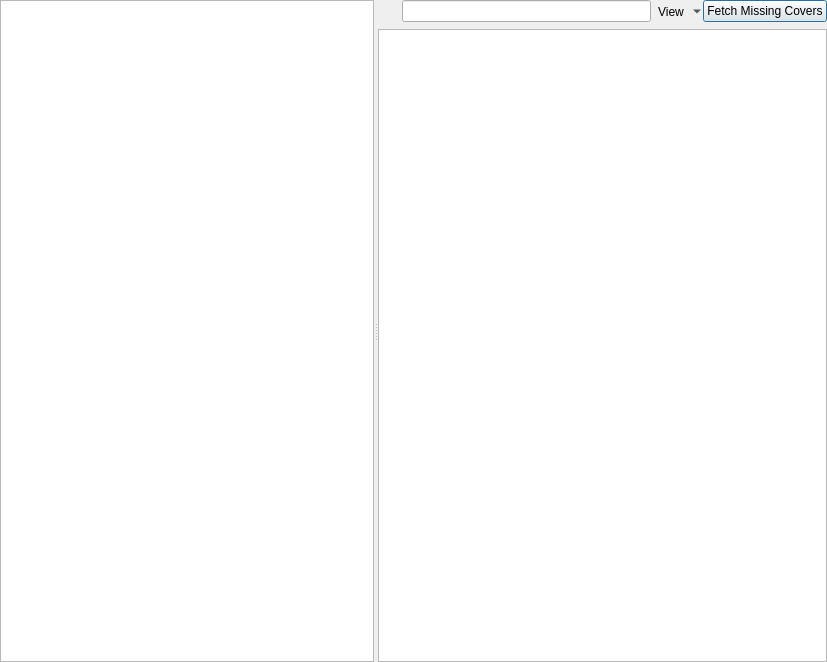
This is src/ui/albumcovermanager.ui in clementine-player/Clementine as Qt 5 draws it before an edit. The edited form follows.
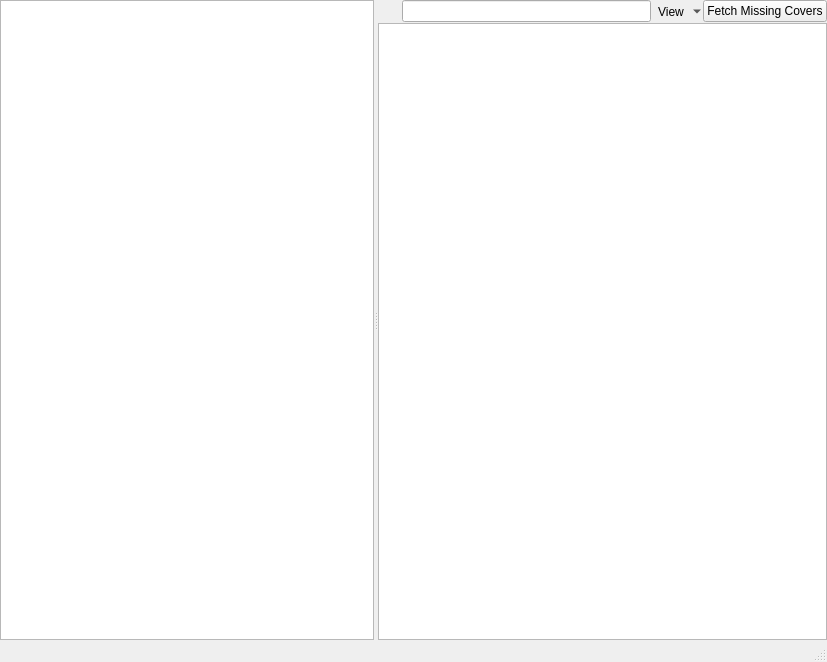
This is the edited form. Icons and pictures are not drawn. Custom widgets are drawn as their Qt base class.

Commit message: Fix the height of items in the album cover manager, don't show artists with no albums, and add a status bar (currently unused)

```diff
--- a/src/ui/albumcovermanager.ui
+++ b/src/ui/albumcovermanager.ui
@@ -1,7 +1,7 @@
 <?xml version="1.0" encoding="UTF-8"?>
 <ui version="4.0">
  <class>CoverManager</class>
- <widget class="QDialog" name="CoverManager">
+ <widget class="QMainWindow" name="CoverManager">
   <property name="geometry">
    <rect>
     <x>0</x>
@@ -17,6 +17,7 @@
    <iconset resource="../../data/data.qrc">
     <normaloff>:/icon.png</normaloff>:/icon.png</iconset>
   </property>
+  <widget class="QWidget" name="centralWidget">
   <layout class="QVBoxLayout" name="verticalLayout_2">
    <property name="margin">
     <number>0</number>
@@ -30,9 +31,27 @@
       <property name="alternatingRowColors">
        <bool>true</bool>
       </property>
-     </widget>
-     <widget class="QWidget" name="layoutWidget">
+       <property name="selectionBehavior">
+        <enum>QAbstractItemView::SelectRows</enum>
+       </property>
+       <property name="iconSize">
+        <size>
+         <width>24</width>
+         <height>24</height>
+        </size>
+       </property>
+       <property name="uniformItemSizes">
+        <bool>true</bool>
+       </property>
+      </widget>
+      <widget class="QWidget" name="widget" native="true">
       <layout class="QVBoxLayout" name="verticalLayout">
+        <property name="spacing">
+         <number>0</number>
+        </property>
+        <property name="margin">
+         <number>0</number>
+        </property>
        <item>
         <layout class="QHBoxLayout" name="horizontalLayout">
          <property name="spacing">
@@ -140,6 +159,8 @@
     </widget>
    </item>
   </layout>
+  </widget>
+  <widget class="QStatusBar" name="statusBar"/>
   <action name="action_show_fullsize">
    <property name="text">
     <string>Show fullsize...</string>
```
Left out of the diff: 35 changed lines with no effect on the pictures. Lines whose indentation alone changed are shown as unchanged. The commit also changes 6 other files.
